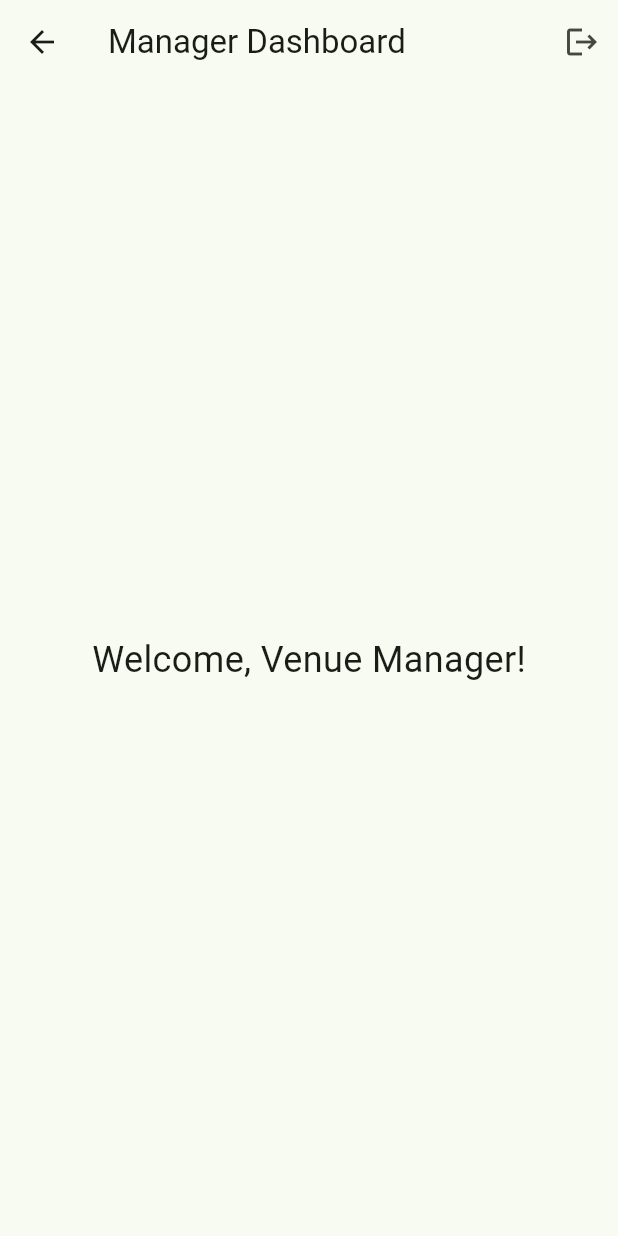
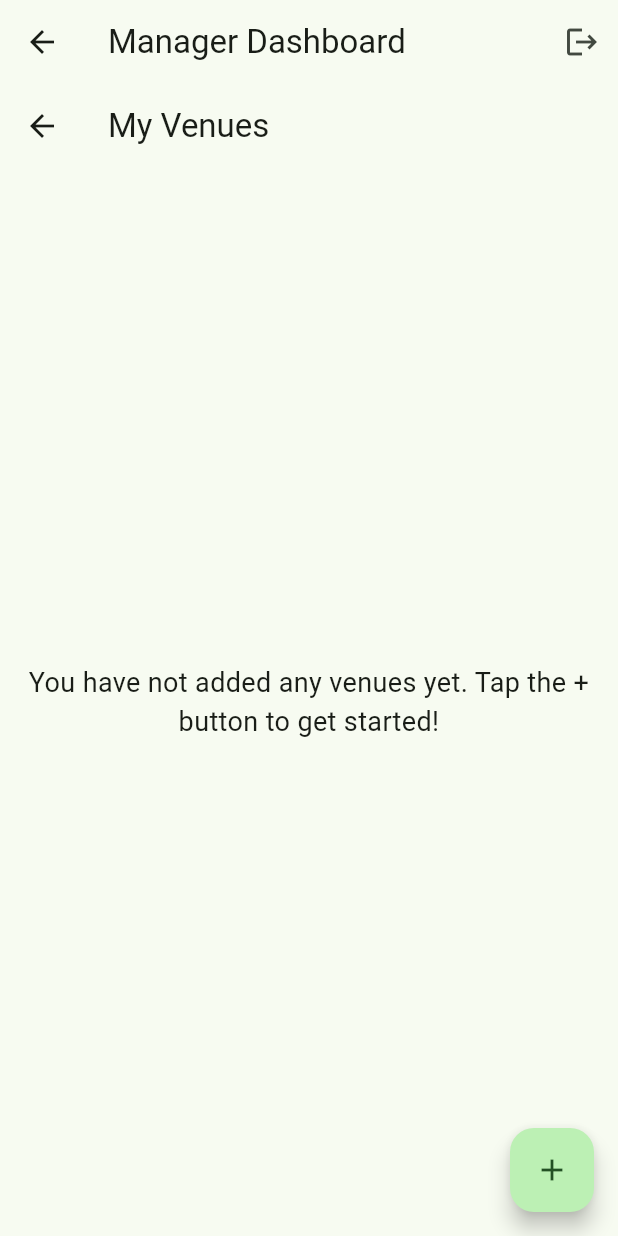
Before and after one commit to Soniya-54/sports_management_app, a Flutter app: the ManagerScreen screen opened directly, on a phone screen of 412 x 824 dp. Run offline on Flutter 3.47's test engine with Material 3 defaults, Android fonts, the phone set to English and light mode, and no system bars; our stand-ins replace cloud_firestore, firebase_auth, firebase_core, table_calendar; accounts and stored records are empty; Roboto replaces fonts that are missing (Poppins).

Commit message:
Feat: Implement manager's 'My Venues' screen with Firestore filter

```diff
--- a/lib/screens/manager_screen.dart
+++ b/lib/screens/manager_screen.dart
@@ -2,12 +2,15 @@
 
 import 'package:firebase_auth/firebase_auth.dart';
 import 'package:flutter/material.dart';
+import 'my_venues_screen.dart'; // Import the new screen
 
 class ManagerScreen extends StatelessWidget {
   const ManagerScreen({super.key});
 
   @override
   Widget build(BuildContext context) {
+    // For now, the ManagerScreen's body will just be the MyVenuesScreen.
+    // Later, we can turn this into a TabsScreen for managers if needed.
     return Scaffold(
       appBar: AppBar(
         title: const Text('Manager Dashboard'),
@@ -19,12 +22,7 @@ class ManagerScreen extends StatelessWidget {
           )
         ],
       ),
-      body: const Center(
-        child: Text(
-          'Welcome, Venue Manager!',
-          style: TextStyle(fontSize: 24),
-        ),
-      ),
+      body: const MyVenuesScreen(), // Show the list of their venues
     );
   }
 }
--- /dev/null
+++ b/lib/screens/my_venues_screen.dart
@@ -0,0 +1,88 @@
+// lib/screens/my_venues_screen.dart
+
+import 'package:flutter/material.dart';
+import 'package:firebase_auth/firebase_auth.dart';
+import 'package:cloud_firestore/cloud_firestore.dart';
+import '../models/venue_model.dart';
+// We will create the add/edit screen in the next step
+// import 'add_edit_venue_screen.dart';
+
+class MyVenuesScreen extends StatelessWidget {
+  const MyVenuesScreen({super.key});
+
+  @override
+  Widget build(BuildContext context) {
+    final user = FirebaseAuth.instance.currentUser;
+
+    if (user == null) {
+      return const Scaffold(
+        body: Center(child: Text('You are not logged in.')),
+      );
+    }
+
+    return Scaffold(
+      appBar: AppBar(
+        title: const Text('My Venues'),
+        // The logout button will be on the manager's main tabs screen, not here.
+      ),
+      // This is the query to get ONLY the venues created by the current manager.
+      body: StreamBuilder<QuerySnapshot>(
+        stream: FirebaseFirestore.instance
+            .collection('venues')
+            .where('managerId', isEqualTo: user.uid) // The key filtering logic
+            .snapshots(),
+        builder: (context, snapshot) {
+          if (snapshot.connectionState == ConnectionState.waiting) {
+            return const Center(child: CircularProgressIndicator());
+          }
+          if (snapshot.hasError) {
+            // It's very likely the error is a missing index. The link will be in the debug console.
+            return const Center(child: Text('Something went wrong! Check the debug console for an index link.'));
+          }
+          if (!snapshot.hasData || snapshot.data!.docs.isEmpty) {
+            return const Center(
+              child: Padding(
+                padding: EdgeInsets.all(16.0),
+                child: Text('You have not added any venues yet. Tap the + button to get started!', textAlign: TextAlign.center, style: TextStyle(fontSize: 18)),
+              ),
+            );
+          }
+
+          final venueDocs = snapshot.data!.docs;
+
+          return ListView.builder(
+            itemCount: venueDocs.length,
+            itemBuilder: (context, index) {
+              final venueData = venueDocs[index].data() as Map<String, dynamic>;
+
+              return Card(
+                margin: const EdgeInsets.symmetric(vertical: 8, horizontal: 12),
+                child: ListTile(
+                  title: Text(
+                    venueData['name'] ?? 'No Venue Name',
+                    style: const TextStyle(fontWeight: FontWeight.bold),
+                  ),
+                  subtitle: Text(venueData['location'] ?? 'No Location'),
+                  trailing: const Icon(Icons.edit),
+                  onTap: () {
+                    // TODO: Navigate to the edit screen, passing this venue's data.
+                    print('Tapped on venue ID: ${venueDocs[index].id}');
+                  },
+                ),
+              );
+            },
+          );
+        },
+      ),
+      // This button will allow managers to add a new venue.
+      floatingActionButton: FloatingActionButton(
+        onPressed: () {
+          // TODO: Navigate to the Add/Edit screen in "add" mode.
+          print('Add new venue button pressed!');
+        },
+        child: const Icon(Icons.add),
+        tooltip: 'Add New Venue',
+      ),
+    );
+  }
+}
```
